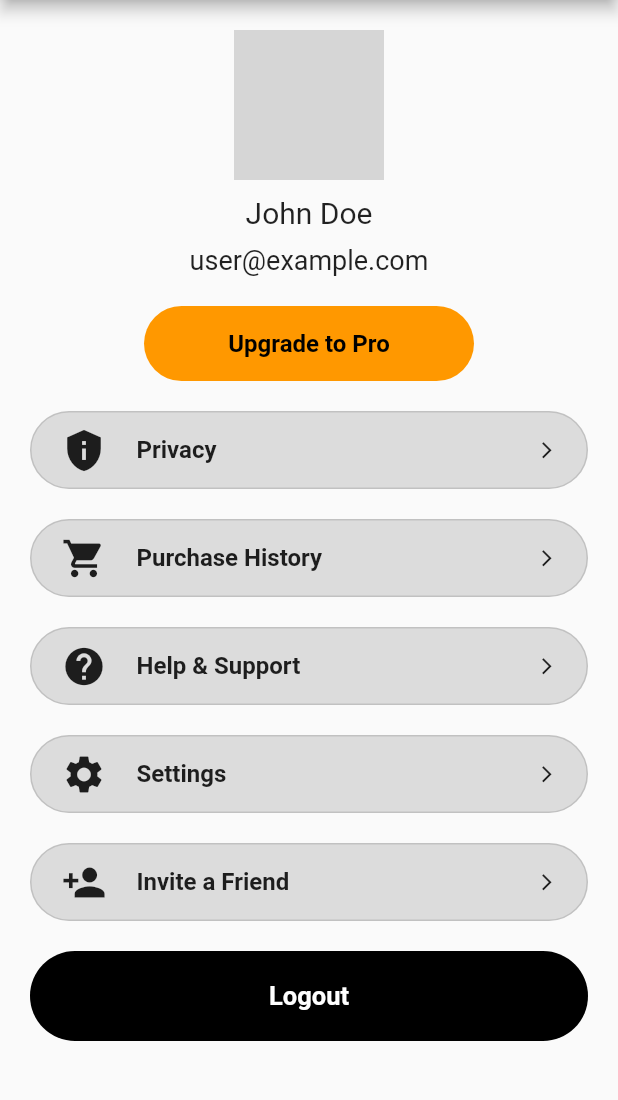
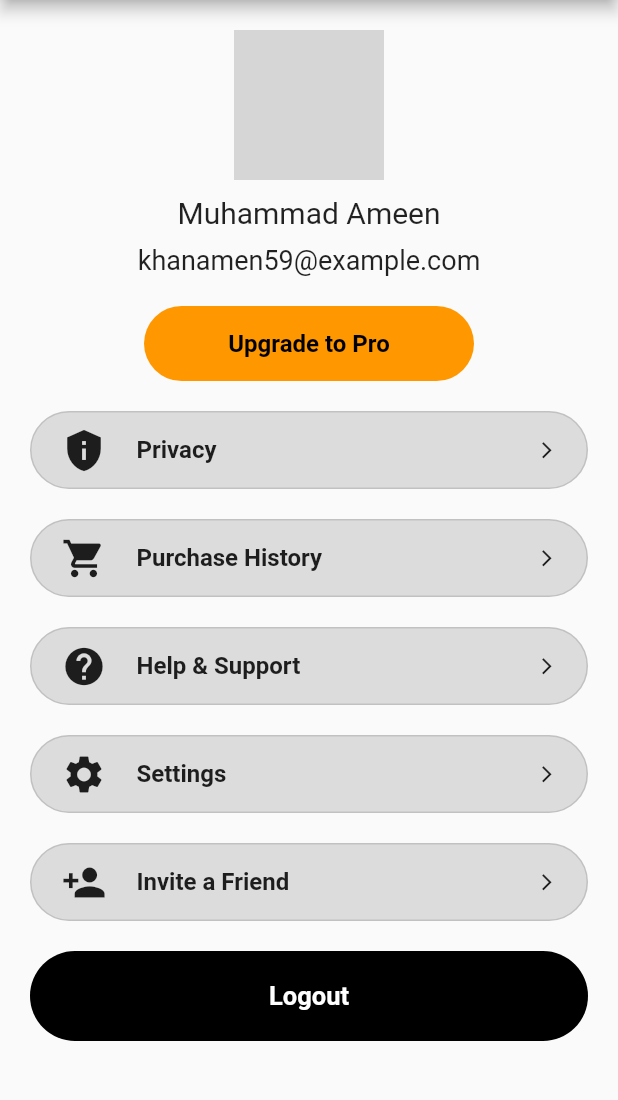
Before and after one commit to MuhammadAmeen01/User-Screen-in-Flutter, a Flutter app: the screen it shows after launch, on a phone screen of 412 x 824 dp, the part 84-1184 px from its top. Run offline on Flutter 3.47's test engine with Material 2 defaults, Android fonts, the phone set to English and light mode, and no system bars; grey boxes are pictures that could not be loaded.

Commit message:
Update main.dart

```diff
--- a/lib/main.dart
+++ b/lib/main.dart
@@ -38,12 +38,12 @@ class _UserScreenState extends State<UserScreen> {
             Column(
               children: [
                 Text(
-                  'John Doe',
+                  'Muhammad Ameen',
                   style: TextStyle(fontSize: 20),
                 ),
                 SizedBox(height: 10),
                 Text(
-                  'user@example.com',
+                  'khanamen59@example.com',
                   style: TextStyle(fontSize: 18),
                 ),
               ],
```
